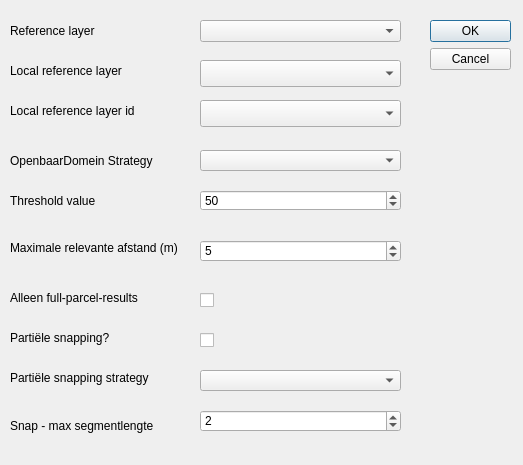
First picture: the form in plugin/brdrq/brdrq_settings.ui, repository OnroerendErfgoed/brdrQ, before the edit.
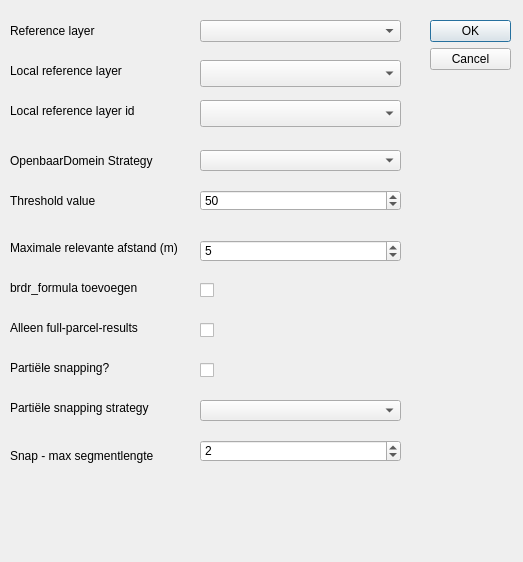
Second picture: the form after the edit. Custom widgets are drawn as their Qt base class.

Commit message: #88 added formula + correction for max_rel_dist

What changed in the file:
```diff
--- a/plugin/brdrq/brdrq_settings.ui
+++ b/plugin/brdrq/brdrq_settings.ui
@@ -7,7 +7,7 @@
     <x>0</x>
     <y>0</y>
     <width>523</width>
-    <height>465</height>
+    <height>562</height>
    </rect>
   </property>
   <property name="windowTitle">
@@ -186,7 +186,7 @@
    <property name="geometry">
     <rect>
      <x>10</x>
-     <y>330</y>
+     <y>360</y>
      <width>191</width>
      <height>16</height>
     </rect>
@@ -199,7 +199,7 @@
    <property name="geometry">
     <rect>
      <x>10</x>
-     <y>370</y>
+     <y>400</y>
      <width>191</width>
      <height>16</height>
     </rect>
@@ -212,7 +212,7 @@
    <property name="geometry">
     <rect>
      <x>10</x>
-     <y>410</y>
+     <y>440</y>
      <width>191</width>
      <height>31</height>
     </rect>
@@ -225,7 +225,7 @@
    <property name="geometry">
     <rect>
      <x>200</x>
-     <y>410</y>
+     <y>440</y>
      <width>201</width>
      <height>22</height>
     </rect>
@@ -244,7 +244,7 @@
    <property name="geometry">
     <rect>
      <x>200</x>
-     <y>330</y>
+     <y>360</y>
      <width>81</width>
      <height>20</height>
     </rect>
@@ -263,7 +263,7 @@
    <property name="geometry">
     <rect>
      <x>200</x>
-     <y>370</y>
+     <y>400</y>
      <width>201</width>
      <height>21</height>
     </rect>
@@ -273,7 +273,7 @@
    <property name="geometry">
     <rect>
      <x>10</x>
-     <y>290</y>
+     <y>320</y>
      <width>191</width>
      <height>16</height>
     </rect>
@@ -286,7 +286,7 @@
    <property name="geometry">
     <rect>
      <x>200</x>
-     <y>290</y>
+     <y>320</y>
      <width>81</width>
      <height>20</height>
     </rect>
@@ -301,6 +301,38 @@
     <bool>false</bool>
    </property>
   </widget>
+  <widget class="QCheckBox" name="checkBox_formula">
+   <property name="geometry">
+    <rect>
+     <x>200</x>
+     <y>280</y>
+     <width>81</width>
+     <height>20</height>
+    </rect>
+   </property>
+   <property name="text">
+    <string/>
+   </property>
+   <property name="checked">
+    <bool>false</bool>
+   </property>
+   <property name="tristate">
+    <bool>false</bool>
+   </property>
+  </widget>
+  <widget class="QLabel" name="label_11">
+   <property name="geometry">
+    <rect>
+     <x>10</x>
+     <y>280</y>
+     <width>191</width>
+     <height>16</height>
+    </rect>
+   </property>
+   <property name="text">
+    <string>brdr_formula toevoegen</string>
+   </property>
+  </widget>
  </widget>
  <customwidgets>
   <customwidget>
```
The commit also changes 1 other file.
